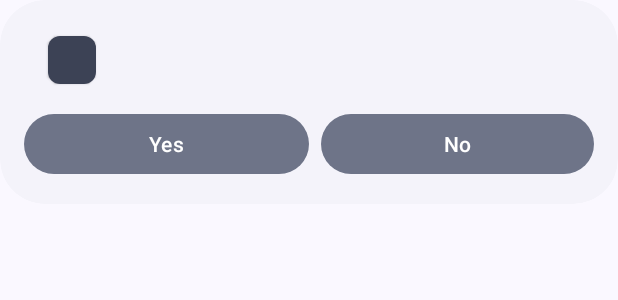
After one commit to KonstantIMP/ptest, an Android app: the layout view_question.xml on its own in the app's theme, with its tools: preview values and no code run, on a phone screen of 412 x 824 dp. The commit adds this screen. Shown: the top 300 px of the screen. Run offline under Robolectric (Android 15) with nearby library versions, the phone set to English and light mode, and no system bars.

Commit message:
Add QuestionView layout

```diff
--- /dev/null
+++ b/app/src/main/res/layout/view_question.xml
@@ -0,0 +1,64 @@
+<?xml version="1.0" encoding="utf-8"?>
+<com.google.android.material.card.MaterialCardView xmlns:android="http://schemas.android.com/apk/res/android"
+    xmlns:app="http://schemas.android.com/apk/res-auto"
+    android:layout_width="match_parent"
+    android:layout_height="wrap_content"
+    app:cardCornerRadius="@dimen/card_corner_radius"
+    style="@style/Widget.Material3.CardView.Elevated">
+
+    <LinearLayout
+        android:layout_width="match_parent"
+        android:layout_height="wrap_content"
+        android:layout_margin="16dp"
+        android:orientation="vertical">
+
+        <LinearLayout
+            android:layout_width="match_parent"
+            android:layout_height="wrap_content"
+            android:layout_marginStart="8dp"
+            android:orientation="horizontal">
+
+            <com.google.android.material.chip.Chip
+                android:id="@+id/qv_question_number_chip"
+                android:layout_width="wrap_content"
+                android:layout_height="wrap_content"
+                android:textColor="?attr/colorOnSecondary"
+                style="@style/Widget.Material3.Chip.Suggestion.Elevated"
+                app:chipBackgroundColor="?attr/colorSecondary"/>
+
+            <com.google.android.material.textview.MaterialTextView
+                android:id="@+id/qv_question_text_msg"
+                android:layout_width="match_parent"
+                android:layout_height="wrap_content"
+                android:layout_gravity="center"
+                android:layout_marginStart="8dp"
+                style="@style/TextAppearance.Material3.ActionBar.Subtitle"/>
+
+        </LinearLayout>
+
+        <LinearLayout
+            android:layout_width="match_parent"
+            android:layout_height="wrap_content"
+            android:orientation="horizontal"
+            android:layout_marginTop="8dp">
+
+            <com.google.android.material.button.MaterialButton
+                android:id="@+id/qv_yes_btn"
+                android:layout_weight="1"
+                android:layout_width="match_parent"
+                android:layout_height="wrap_content"
+                android:text="@string/qv_yes_btn"
+                style="@style/Widget.Material3.Button.TonalButton"/>
+
+            <com.google.android.material.button.MaterialButton
+                android:id="@+id/qv_no_btn"
+                android:layout_marginStart="8dp"
+                android:layout_weight="1"
+                android:layout_width="match_parent"
+                android:layout_height="wrap_content"
+                android:text="@string/qv_no_btn"
+                style="@style/Widget.Material3.Button.TonalButton" />
+        </LinearLayout>
+    </LinearLayout>
+
+</com.google.android.material.card.MaterialCardView>
--- a/app/src/main/res/values/dimens.xml
+++ b/app/src/main/res/values/dimens.xml
@@ -3,4 +3,5 @@
     <dimen name="base_grid_size">8dp</dimen>
     <dimen name="doub_grid_size">16dp</dimen>
     <dimen name="app_bar_size">256dp</dimen>
+    <dimen name="card_corner_radius">30dp</dimen>
 </resources>
--- a/app/src/main/res/values/strings.xml
+++ b/app/src/main/res/values/strings.xml
@@ -1,4 +1,7 @@
 <resources>
     <string name="app_name">pTest</string>
     <string name="app_desc">A little temperament test</string>
+
+    <string name="qv_yes_btn">Yes</string>
+    <string name="qv_no_btn">No</string>
 </resources>
```
